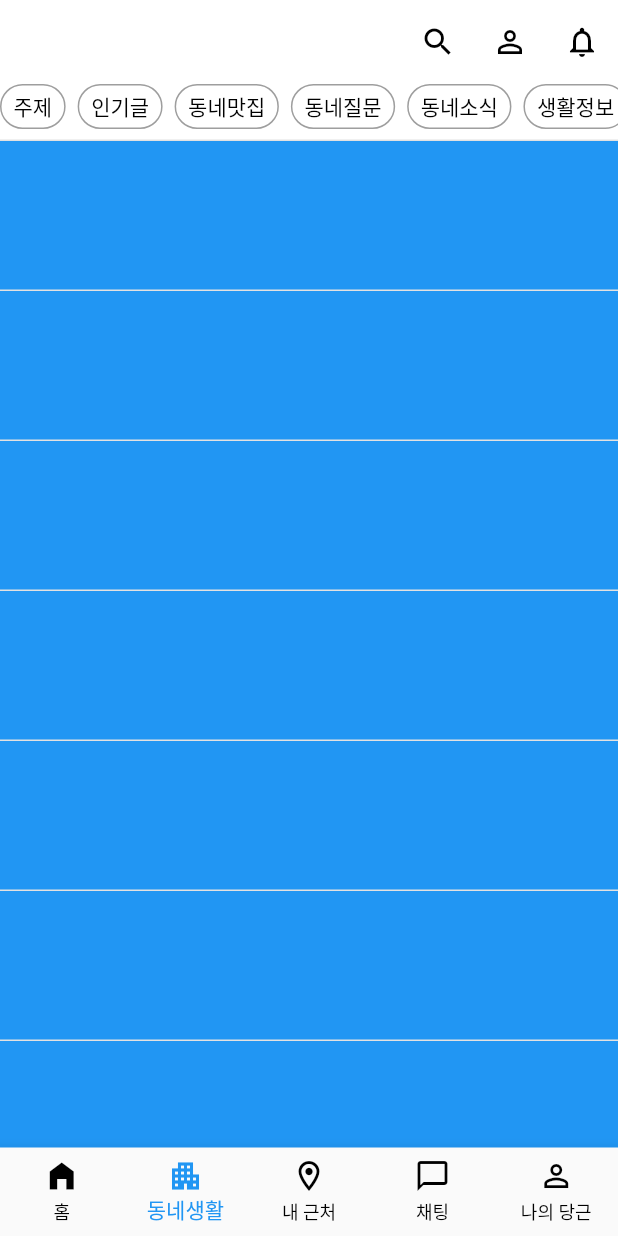
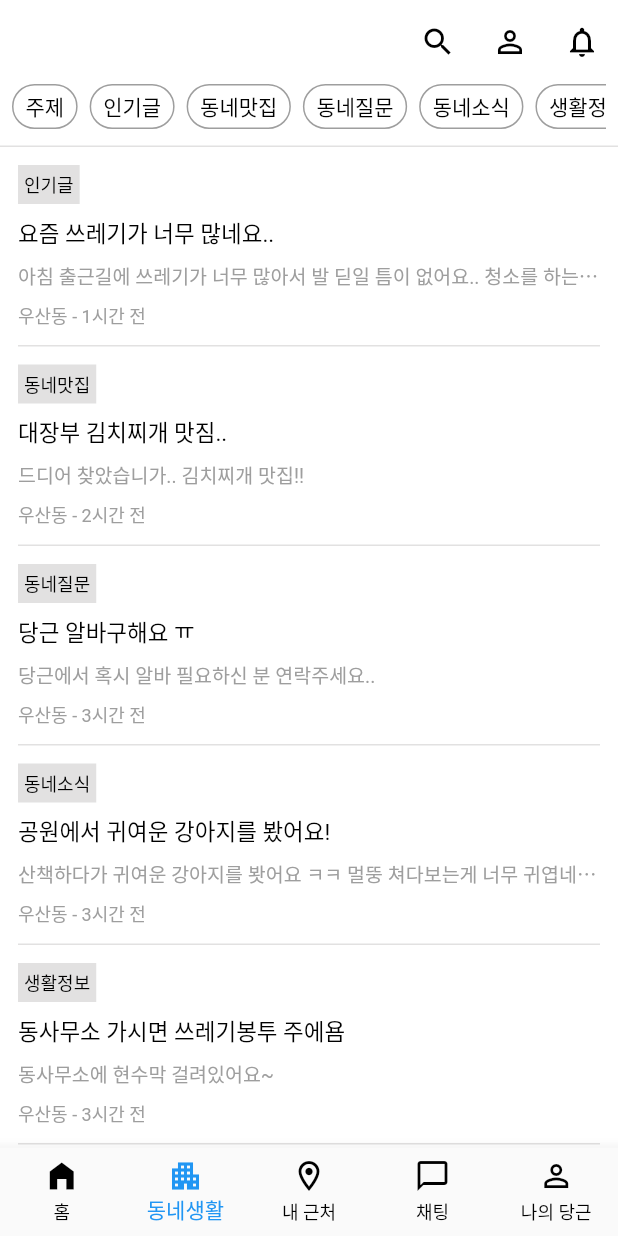
Before and after one commit to wlrn566/Carrot, a Flutter app: the screen it shows after launch, item 2 of the bottom bar chosen, on a phone screen of 412 x 824 dp. Run offline on Flutter 3.47's test engine with Material 2 defaults, Android fonts, the phone set to English and light mode, and no system bars; our stand-ins replace get; network calls fail.

Commit message:
동네생활 탭 완성

```diff
--- a/lib/pages/home.dart
+++ b/lib/pages/home.dart
@@ -117,7 +117,7 @@ class Home extends StatelessWidget {
         },
         separatorBuilder: (BuildContext context, int index) {
           return Padding(
-            padding: const EdgeInsets.all(8.0),
+            padding: const EdgeInsets.all(12.0),
             child: getDivider(),
           );
         },
--- a/lib/pages/town_life.dart
+++ b/lib/pages/town_life.dart
@@ -3,8 +3,6 @@ import 'package:carrot/utils/text.dart';
 import 'package:carrot/widgets/carrot_app_bar.dart';
 import 'package:carrot/widgets/divider.dart';
 import 'package:flutter/material.dart';
-import 'package:flutter/src/widgets/container.dart';
-import 'package:flutter/src/widgets/framework.dart';
 
 class TownLife extends StatelessWidget {
   const TownLife({super.key});
@@ -25,6 +23,55 @@ class TownLife extends StatelessWidget {
       "해주세요",
       "동네사진전"
     ];
+
+    List<Map<String, dynamic>> datas = [
+      {
+        "title": "요즘 쓰레기가 너무 많네요..",
+        "content": "아침 출근길에 쓰레기가 너무 많아서 발 딛일 틈이 없어요.. 청소를 하는건지..;;",
+        "time": "우산동 - 1시간 전",
+      },
+      {
+        "title": "대장부 김치찌개 맛짐..",
+        "content": "드디어 찾았습니가.. 김치찌개 맛집!!",
+        "time": "우산동 - 2시간 전",
+      },
+      {
+        "title": "당근 알바구해요 ㅠ",
+        "content": "당근에서 혹시 알바 필요하신 분 연락주세요..",
+        "time": "우산동 - 3시간 전",
+      },
+      {
+        "title": "공원에서 귀여운 강아지를 봤어요!",
+        "content": "산책하다가 귀여운 강아지를 봣어요 ㅋㅋ 멀뚱 쳐다보는게 너무 귀엽네용! ㅎㅎ",
+        "time": "우산동 - 3시간 전",
+      },
+      {
+        "title": "동사무소 가시면 쓰레기봉투 주에욤",
+        "content": "동사무소에 현수막 걸려있어요~",
+        "time": "우산동 - 3시간 전",
+      },
+      {
+        "title": "밴드 동아리 구합니다.",
+        "content": "밴드 동아리 구합니다. 베이스 기타는 계시고, 보컬, 드럼 구해요",
+        "time": "우산동 - 5시간 전",
+      },
+      {
+        "title": "맥주 마실분! 지금!",
+        "content": "대장부 김치찌개 앞 공원에 와주세용!",
+        "time": "우산동 - 5시간 전",
+      },
+      {
+        "title": "고양이 찾아요...",
+        "content": "우리 고양이 찾아요. 수컷이고 노란색..",
+        "time": "우산동 - 6시간 전",
+      },
+      {
+        "title": "중흥 아파트 앞 사거리에서 크게 사고 났네요.",
+        "content": "출근길에 났나보네요.. 다들 조심",
+        "time": "우산동 - 8시간 전",
+      },
+    ];
+
     return Scaffold(
       backgroundColor: getColorWhite(),
       appBar: CarrotAppBar(
@@ -35,7 +82,7 @@ class TownLife extends StatelessWidget {
         itemBuilder: (context, index) {
           if (index == 0) {
             return Padding(
-              padding: const EdgeInsets.only(bottom: 8.0),
+              padding: const EdgeInsets.symmetric(horizontal: 8.0),
               child: SizedBox(
                 height: 30,
                 child: ListView.separated(
@@ -63,7 +110,7 @@ class TownLife extends StatelessWidget {
                   itemCount: categories.length,
                   separatorBuilder: (BuildContext context, int index) {
                     return Padding(
-                      padding: const EdgeInsets.all(4.0),
+                      padding: const EdgeInsets.symmetric(horizontal: 4.0),
                       child: Container(),
                     );
                   },
@@ -71,11 +118,51 @@ class TownLife extends StatelessWidget {
               ),
             );
           } else {
-            return Container(height: 100, color: Colors.blue);
+            return InkWell(
+              onTap: () {
+
+              },
+              child: Padding(
+                padding: const EdgeInsets.symmetric(horizontal: 12.0),
+                child: Column(
+                  crossAxisAlignment: CrossAxisAlignment.start,
+                  children: [
+                    Container(
+                      decoration: BoxDecoration(
+                        borderRadius: BorderRadius.circular(.0),
+                        color: getColorGreyLight()
+                      ),
+                      child: Padding(
+                        padding: const EdgeInsets.all(4.0),
+                        child: getTextFont12(text: categories[index], color: getColorBlack()),
+                      ),
+                    ),
+                    const SizedBox(height: 8.0),
+                    getTextFont15(text: datas[index - 1]["title"], color: getColorBlack()),
+                    const SizedBox(height: 8.0),
+                    getTextFont13(text: datas[index - 1]["content"], color: getColorGrey()),
+                    const SizedBox(height: 8.0),
+                    getTextFont12(text: datas[index - 1]["time"], color: getColorGrey()),
+                  ],
+                ),
+              ),
+            );
           }
         },
         separatorBuilder: (context, index) {
-          return getDivider();
+          if (index == 0) {
+            return Padding(
+              padding: const EdgeInsets.symmetric(vertical: 12.0),
+              child: getDivider(),
+            );
+
+          } else{
+            return
+            Padding(
+              padding: const EdgeInsets.all(12.0),
+              child: getDivider(),
+            );
+          }
         },
         itemCount: 10
       ),
--- a/lib/utils/text.dart
+++ b/lib/utils/text.dart
@@ -5,13 +5,15 @@ Widget getTextFont12({
   required String text,
   required Color color,
   FontWeight? fontWeight,
+  TextOverflow? textOverflow
 }) {
   return Text(
     text,
     style: TextStyle(
       fontSize: 12.0,
       fontWeight: fontWeight,
-      color: color
+      color: color,
+      overflow: TextOverflow.ellipsis
     ),
   );
 }
@@ -19,13 +21,15 @@ Widget getTextFont13({
   required String text,
   required Color color,
   FontWeight? fontWeight,
+  TextOverflow? textOverflow
 }) {
   return Text(
     text,
     style: TextStyle(
       fontSize: 13.0,
       fontWeight: fontWeight,
-      color: color
+      color: color,
+      overflow: TextOverflow.ellipsis
     ),
   );
 }
@@ -33,13 +37,15 @@ Widget getTextFont14({
   required String text,
   required Color color,
   FontWeight? fontWeight,
+  TextOverflow? textOverflow
 }) {
   return Text(
     text,
     style: TextStyle(
       fontSize: 14.0,
       fontWeight: fontWeight,
-      color: color
+      color: color,
+      overflow: TextOverflow.ellipsis
     ),
   );
 }
@@ -47,13 +53,15 @@ Widget getTextFont15({
   required String text,
   required Color color,
   FontWeight? fontWeight,
+  TextOverflow? textOverflow
 }) {
   return Text(
     text,
     style: TextStyle(
       fontSize: 15.0,
       fontWeight: fontWeight,
-      color: color
+      color: color,
+      overflow: TextOverflow.ellipsis
     ),
   );
 }
```
